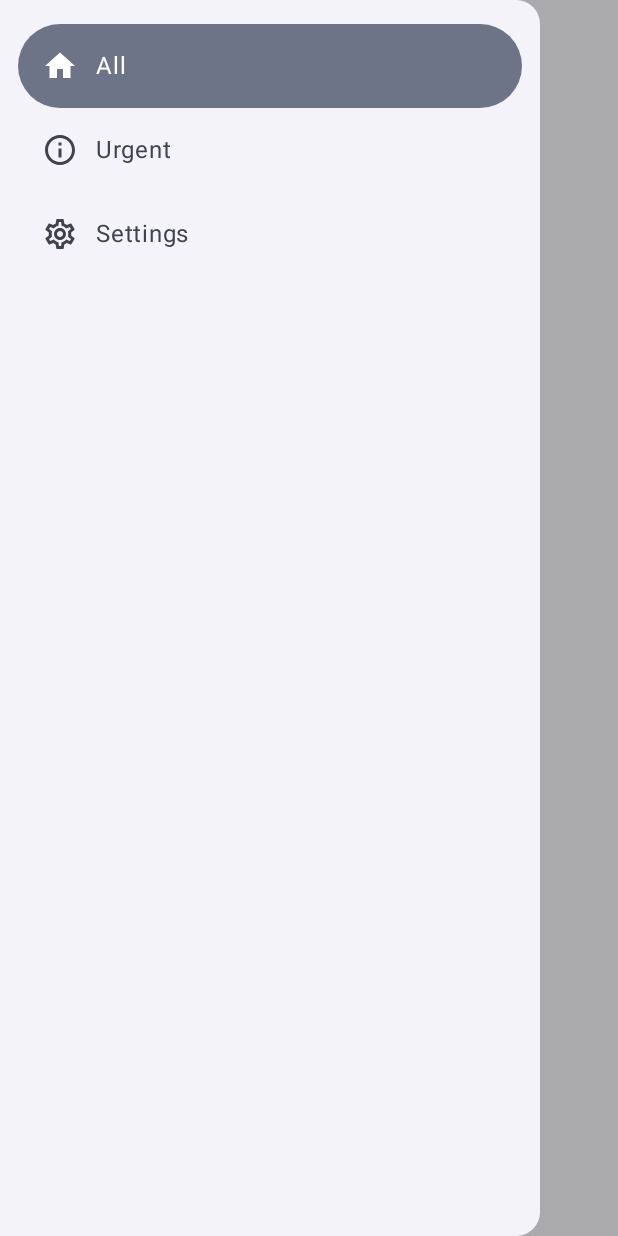
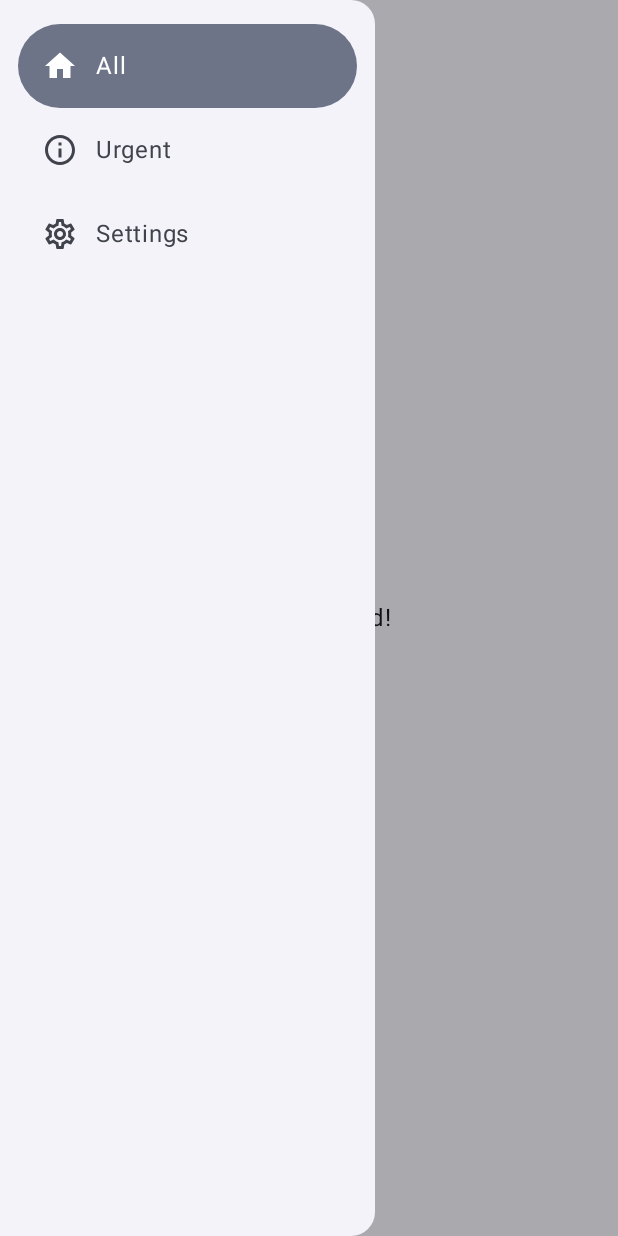
Before and after one commit to Artmansky/Velopath, an Android app built with Jetpack Compose: the screen it shows after launch (MainActivity), after a tap on "Menu", on a phone screen of 412 x 824 dp. Run offline under Robolectric (Android 15) with nearby library versions, the phone set to English and light mode, and no system bars.

Commit message:
Small adjustment to width

```diff
--- a/app/src/main/java/com/example/velopath/MainActivity.kt
+++ b/app/src/main/java/com/example/velopath/MainActivity.kt
@@ -9,6 +9,7 @@ import androidx.compose.foundation.layout.Spacer
 import androidx.compose.foundation.layout.fillMaxSize
 import androidx.compose.foundation.layout.height
 import androidx.compose.foundation.layout.padding
+import androidx.compose.foundation.layout.width
 import androidx.compose.material.icons.Icons
 import androidx.compose.material.icons.filled.Home
 import androidx.compose.material.icons.filled.Info
@@ -79,7 +80,7 @@ class MainActivity : ComponentActivity() {
                     }
                     ModalNavigationDrawer(
                         drawerContent = {
-                            ModalDrawerSheet {
+                            ModalDrawerSheet(modifier = Modifier.width(250.dp)) {
                                 Spacer(modifier = Modifier.height(16.dp))
                                 items.forEachIndexed { index, item ->
                                     NavigationDrawerItem(
```
